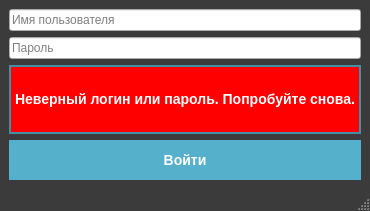
Old version of the form uis/authForm.ui in the repository krsnvss/beetstock.
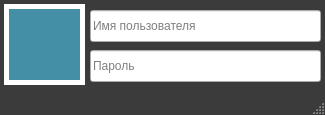
New version of the form. Icons and pictures are not drawn.

The edit to the form file:
```diff
--- a/uis/authForm.ui
+++ b/uis/authForm.ui
@@ -6,10 +6,22 @@
    <rect>
     <x>0</x>
     <y>0</y>
-    <width>361</width>
-    <height>211</height>
+    <width>325</width>
+    <height>115</height>
    </rect>
   </property>
+  <property name="minimumSize">
+   <size>
+    <width>325</width>
+    <height>115</height>
+   </size>
+  </property>
+  <property name="maximumSize">
+   <size>
+    <width>325</width>
+    <height>115</height>
+   </size>
+  </property>
   <property name="windowTitle">
    <string>Авторизация</string>
   </property>
@@ -203,103 +215,104 @@
 QPushButton::hover{
 	color:#448fa6;
 	border:2px solid #448fa6;
+}
+QStatusBar{
+	background-color:#3a3b3a;
+	color:#ffffff;
 }</string>
   </property>
   <widget class="QWidget" name="centralwidget">
-   <layout class="QVBoxLayout" name="verticalLayout_2">
-    <item>
-     <widget class="QLineEdit" name="loginEdit">
-      <property name="placeholderText">
-       <string>Имя пользователя</string>
-      </property>
-      <property name="clearButtonEnabled">
-       <bool>true</bool>
-      </property>
-     </widget>
-    </item>
-    <item>
-     <widget class="QLineEdit" name="passEdit">
-      <property name="echoMode">
-       <enum>QLineEdit::PasswordEchoOnEdit</enum>
-      </property>
-      <property name="placeholderText">
-       <string>Пароль</string>
-      </property>
-      <property name="clearButtonEnabled">
-       <bool>true</bool>
-      </property>
-     </widget>
-    </item>
-    <item>
-     <widget class="QLabel" name="errorLabel">
-      <property name="enabled">
-       <bool>true</bool>
-      </property>
-      <property name="styleSheet">
-       <string notr="true">QLabel{
-	background-color:rgb(255, 0, 0);
-	color:#ffffff;
-	border: #448fa6;
-	border-style:solid;
-	border-width:2px;
-	font:14px;
-	font-weight: bold
-}</string>
-      </property>
-      <property name="text">
-       <string>&lt;html&gt;&lt;head/&gt;&lt;body&gt;&lt;p&gt;&lt;span style=&quot; font-weight:600;&quot;&gt;Неверный логин или пароль. Попробуйте снова.&lt;/span&gt;&lt;/p&gt;&lt;/body&gt;&lt;/html&gt;</string>
-      </property>
-     </widget>
-    </item>
-    <item>
-     <widget class="QPushButton" name="loginButton">
-      <property name="styleSheet">
-       <string notr="true">QPushButton{
-	background-color:#54b0cb;
-	color:#ffffff;
-	font:bold;
-	height:30px;
-	border-color:#54b0cb;
-}
-QPushButton::hover{
-	background-color:#448fa6;
-	border-color:#448fa6;
-}
-QPushButton::focus{
-	background-color:#448fa6;
-}
-QPushButton::pressed{
-	background-color:#3a3b3a;
-	color:#ffffff;
-	font:bold;
-	border-style:solid;
-	border-color:#ffffff;
-	border-width:2px;
-}</string>
-      </property>
-      <property name="text">
-       <string>Войти</string>
-      </property>
-      <property name="icon">
-       <iconset>
-        <normaloff>../res/if_user_white.png</normaloff>../res/if_user_white.png</iconset>
-      </property>
-     </widget>
-    </item>
-   </layout>
+   <widget class="QLineEdit" name="loginEdit">
+    <property name="geometry">
+     <rect>
+      <x>90</x>
+      <y>10</y>
+      <width>231</width>
+      <height>32</height>
+     </rect>
+    </property>
+    <property name="inputMethodHints">
+     <set>Qt::ImhLowercaseOnly</set>
+    </property>
+    <property name="placeholderText">
+     <string>Имя пользователя</string>
+    </property>
+    <property name="clearButtonEnabled">
+     <bool>true</bool>
+    </property>
+   </widget>
+   <widget class="QLineEdit" name="passEdit">
+    <property name="geometry">
+     <rect>
+      <x>90</x>
+      <y>50</y>
+      <width>231</width>
+      <height>32</height>
+     </rect>
+    </property>
+    <property name="echoMode">
+     <enum>QLineEdit::Password</enum>
+    </property>
+    <property name="placeholderText">
+     <string>Пароль</string>
+    </property>
+    <property name="clearButtonEnabled">
+     <bool>true</bool>
+    </property>
+   </widget>
+   <widget class="QLabel" name="userLabel">
+    <property name="enabled">
+     <bool>true</bool>
+    </property>
+    <property name="geometry">
+     <rect>
+      <x>4</x>
+      <y>4</y>
+      <width>81</width>
+      <height>81</height>
+     </rect>
+    </property>
+    <property name="text">
+     <string/>
+    </property>
+    <property name="pixmap">
+     <pixmap>../res/if_users_white.png</pixmap>
+    </property>
+    <property name="scaledContents">
+     <bool>true</bool>
+    </property>
+    <property name="alignment">
+     <set>Qt::AlignCenter</set>
+    </property>
+   </widget>
+   <widget class="QLabel" name="errorLabel">
+    <property name="enabled">
+     <bool>true</bool>
+    </property>
+    <property name="geometry">
+     <rect>
+      <x>4</x>
+      <y>4</y>
+      <width>81</width>
+      <height>81</height>
+     </rect>
+    </property>
+    <property name="text">
+     <string/>
+    </property>
+    <property name="pixmap">
+     <pixmap>../res/if_alert-triangle_white_64.png</pixmap>
+    </property>
+    <property name="scaledContents">
+     <bool>true</bool>
+    </property>
+    <property name="alignment">
+     <set>Qt::AlignCenter</set>
+    </property>
+   </widget>
   </widget>
-  <widget class="QMenuBar" name="menubar">
-   <property name="geometry">
-    <rect>
-     <x>0</x>
-     <y>0</y>
-     <width>361</width>
-     <height>30</height>
-    </rect>
-   </property>
-  </widget>
-  <widget class="QStatusBar" name="statusbar"/>
-  <action name="showWindow">
+  <widget class="QStatusBar" name="statusBar"/>
+  <action name="loginAction">
    <property name="icon">
     <iconset>
      <normaloff>../res/if_triangle_up.png</normaloff>../res/if_triangle_up.png</iconset>
```
Left out of the diff: 34 changed lines with no effect on the pictures.
